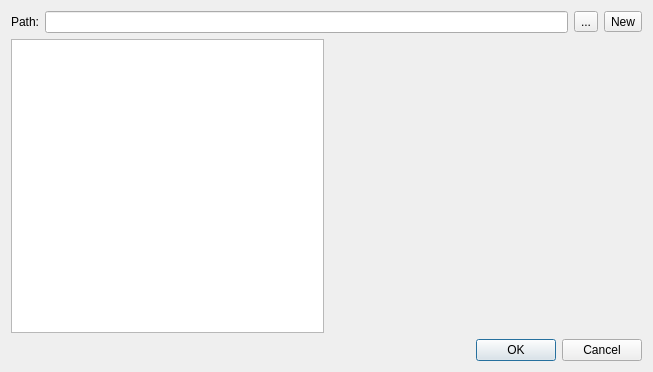
esa/spacecreator, file TASTEeditor/tab_interface/colors/colormanagerdialog.ui: the form before one commit.
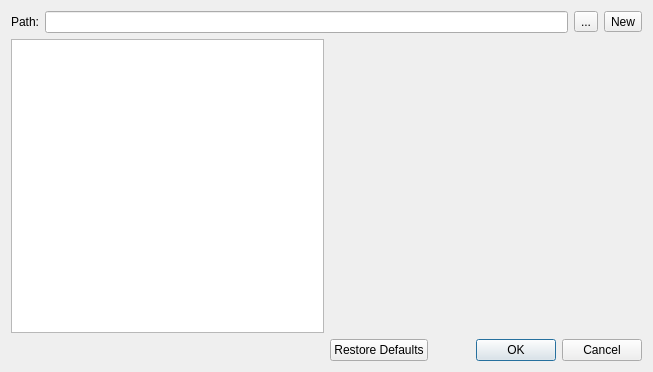
The form after the commit. Custom widgets are drawn as their Qt base class.

Commit message:
Added possibility to reset color scheme to default.
Minor fix: color handler is changed accodrinally to the current row of the color scheme.
It was not possible to change the color handler by keyboard before.

What changed in the file:
```diff
--- a/TASTEeditor/tab_interface/colors/colormanagerdialog.ui
+++ b/TASTEeditor/tab_interface/colors/colormanagerdialog.ui
@@ -26,7 +26,7 @@
       <enum>Qt::Horizontal</enum>
      </property>
      <property name="standardButtons">
-      <set>QDialogButtonBox::Cancel|QDialogButtonBox::Ok</set>
+      <set>QDialogButtonBox::Cancel|QDialogButtonBox::Ok|QDialogButtonBox::RestoreDefaults</set>
      </property>
     </widget>
    </item>
```
The commit also changes 2 other files.
